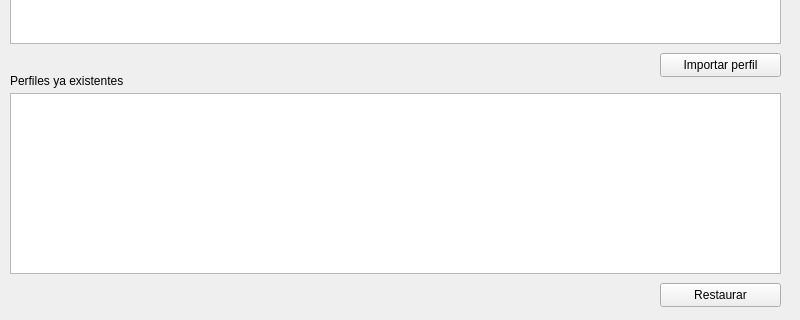
Before: the Qt Designer form ui/import_form.ui in liconaj/ResumeManager, drawn with Qt 5; both pictures show x 0 to 800 and y 417 to 737 of the 800 by 737 pixel window.
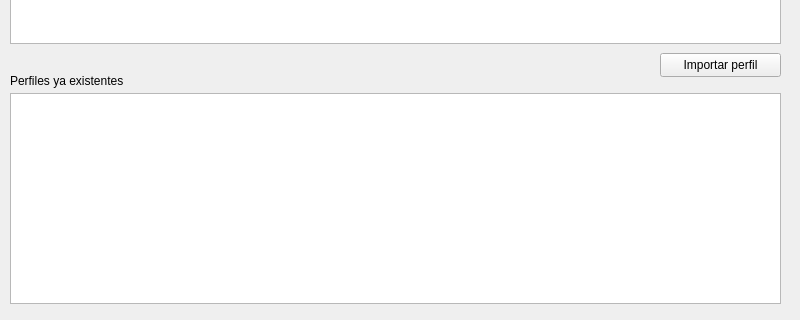
After: the same form once the commit is applied.

Commit message: Fix import issues

```diff
--- a/ui/import_form.ui
+++ b/ui/import_form.ui
@@ -87,7 +87,7 @@
      <x>10</x>
      <y>510</y>
      <width>771</width>
-     <height>181</height>
+     <height>211</height>
     </rect>
    </property>
    <property name="selectionMode">
@@ -110,19 +110,6 @@
     <string>Importar perfil</string>
    </property>
   </widget>
-  <widget class="QPushButton" name="resetPushButton">
-   <property name="geometry">
-    <rect>
-     <x>660</x>
-     <y>700</y>
-     <width>121</width>
-     <height>24</height>
-    </rect>
-   </property>
-   <property name="text">
-    <string>Restaurar</string>
-   </property>
-  </widget>
   <widget class="QPushButton" name="loadPushButton">
    <property name="geometry">
     <rect>
```
The commit also changes 18 other files.
